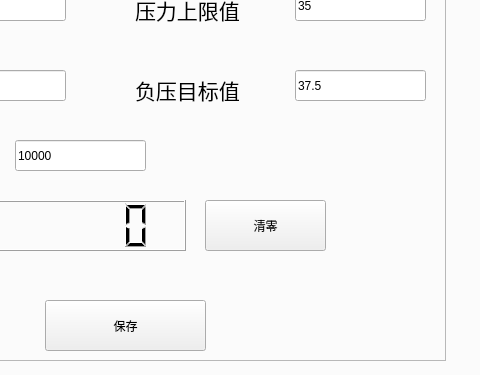
Before: the Qt Designer form ui_main.ui in peterpansjtu/HelloWorld, drawn with Qt 5; both pictures show x 407 to 887 and y 296 to 671 of the 1007 by 671 pixel window.
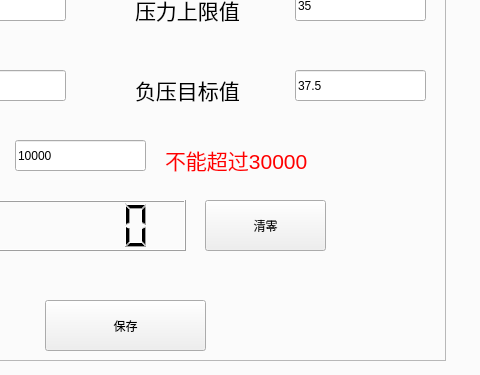
After: the same form once the commit is applied. The open tabs and pages were chosen to show the change.

Commit message: print traceback when read/write plc address

Patch:
```diff
--- a/ui_main.ui
+++ b/ui_main.ui
@@ -1373,6 +1373,19 @@
        </rect>
       </property>
      </widget>
+     <widget class="QLabel" name="label_77">
+      <property name="geometry">
+       <rect>
+        <x>510</x>
+        <y>420</y>
+        <width>151</width>
+        <height>41</height>
+       </rect>
+      </property>
+      <property name="text">
+       <string>&lt;html&gt;&lt;head/&gt;&lt;body&gt;&lt;p&gt;&lt;span style=&quot; font-size:16pt; color:#ff0000;&quot;&gt;不能超过30000&lt;/span&gt;&lt;/p&gt;&lt;/body&gt;&lt;/html&gt;</string>
+      </property>
+     </widget>
     </widget>
    </widget>
    <widget class="QWidget" name="network_tab">
```
The commit also changes 2 other files.
